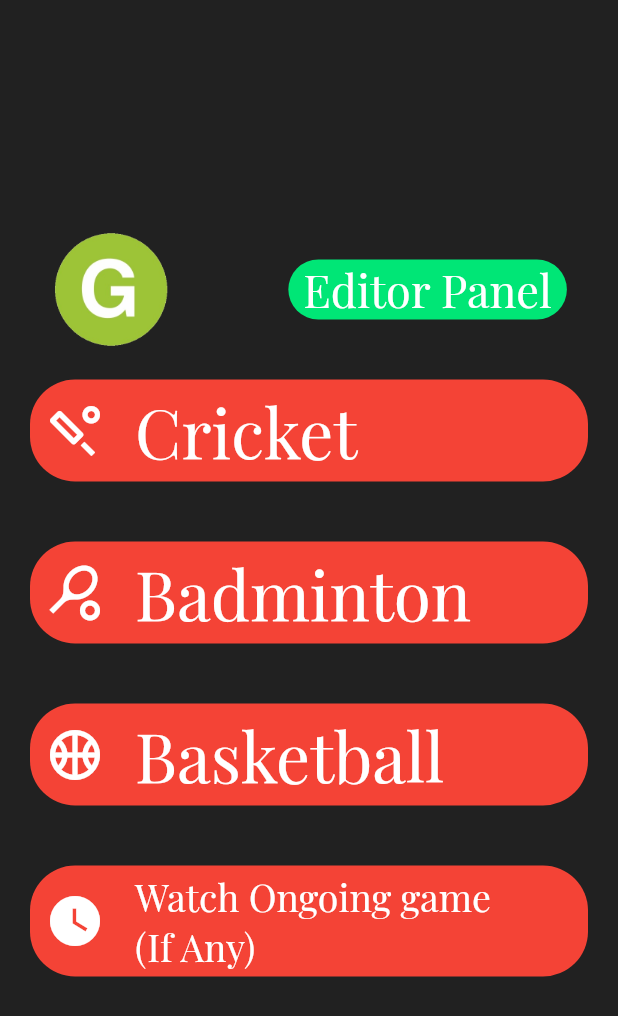
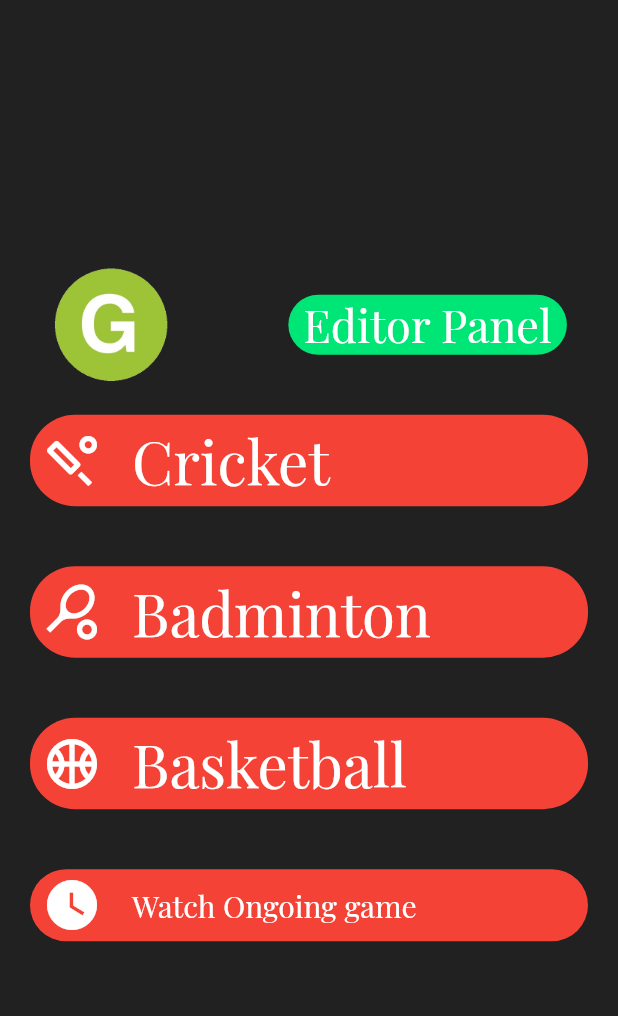
Before and after one commit to utkarshgarg123/Groundlia, a Flutter app: the SelectSport screen opened by its route, on a phone screen of 412 x 824 dp. Shown: the top 1016 px of the screen. Run offline on Flutter 3.47's test engine with Material 2 defaults, Android fonts, the phone set to English and light mode, and no system bars; our stand-ins replace flushbar, fluttertoast, share; missing offline and left inert: clipboard.

Commit message:
fixes more bugs

```diff
--- a/lib/Pages/Extra/previous_login.dart
+++ b/lib/Pages/Extra/previous_login.dart
@@ -9,7 +9,8 @@ import 'package:groundlia/Pages/util/widget.dart';
 
 class Relogin extends StatefulWidget {
   LData data;
-  Relogin(this.data);
+  getCodes codes;
+  Relogin(this.data, this.codes);
 
 
   @override
@@ -38,6 +39,9 @@ class _ReloginState extends State<Relogin> {
           sv.readfile().then((value) {
             widget.data.Authorisation = "Organizer";
             widget.data.code = value["OrganizerCode"];
+            widget.codes.OrganizerCode = value["OrganizerCode"];
+            widget.codes.VolunteerCode = value["VolunteerCode"];
+            widget.codes.WatcherCode = value["WatcherCode"];
             Navigator.of(context).pop(true);
             Navigator.pushNamed(context, "/startevent");
           });
--- a/lib/Pages/util/widget.dart
+++ b/lib/Pages/util/widget.dart
@@ -151,6 +151,7 @@ Widget Indicator(double width,String name){
   return Container(
     width: width-50,
     margin: EdgeInsets.only(top: 10.0),
+    padding: EdgeInsets.only(left: 5.0,right: 5.0),
     decoration: BoxDecoration(
       color: Colors.blue,
       borderRadius: BorderRadius.all(Radius.circular(20.0)),
--- a/lib/Pages/volunteer/SportsSelectionScreen.dart
+++ b/lib/Pages/volunteer/SportsSelectionScreen.dart
@@ -94,7 +94,7 @@ class _SelectSportState extends State<SelectSport> {
           mainAxisAlignment: MainAxisAlignment.start,
           children: <Widget>[
             Container(
-              margin: EdgeInsets.only(left: 10.0),
+              padding: EdgeInsets.only(left: 8.0),
               child: Icon(
                 icon,
                 color: Colors.white,
@@ -102,7 +102,7 @@ class _SelectSportState extends State<SelectSport> {
               ),
             ),
             Container(
-              margin: EdgeInsets.only(left: 20.0),
+              padding: EdgeInsets.only(left: 20.0,right: 10.0),
               child: Text(name,
                 style: TextStyle(
                     color: Colors.white,
@@ -129,10 +129,10 @@ class _SelectSportState extends State<SelectSport> {
               mainAxisAlignment: MainAxisAlignment.center,
               children: [
                 Heading("Editor Panel",context),
-                Options(Icons.sports_cricket_outlined, "Cricket",context,45),
-                Options(Icons.sports_tennis_outlined, "Badminton",context,45),
-                Options(Icons.sports_basketball_outlined, "Basketball",context,45),
-                Options(Icons.watch_later, "Watch Ongoing game\n(If Any)",context,25),
+                Options(Icons.sports_cricket_outlined, "Cricket",context,40),
+                Options(Icons.sports_tennis_outlined, "Badminton",context,40),
+                Options(Icons.sports_basketball_outlined, "Basketball",context,40),
+                Options(Icons.watch_later, "Watch Ongoing game",context,20),
               ]
           ),
         ),
--- a/lib/main.dart
+++ b/lib/main.dart
@@ -30,7 +30,7 @@ void main(){
 var routes = <String,WidgetBuilder>{
   "/splash": (BuildContext context) => StartTheApp(),
   "/login": (BuildContext context) => login(),
-  "/relogin": (BuildContext context) => Relogin(data1),
+  "/relogin": (BuildContext context) => Relogin(data1,CODES),
   "/signup" : (BuildContext context) => signup(data1),
   "/done" : (BuildContext context) => Done(data1),
   "/startevent" : (BuildContext context) => Startevent(data2,codes,CODES),
```
Also changed, not shown: lib/Pages/login.dart (+9 -6 lines), lib/Pages/signup.dart (+6 -4 lines).
